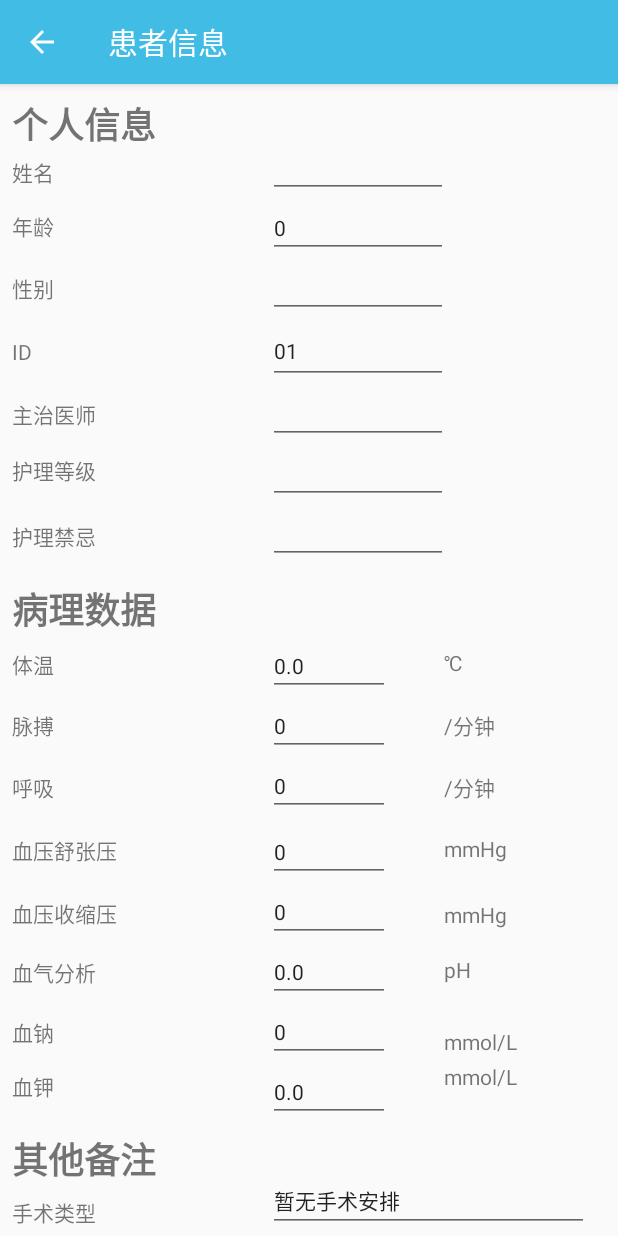
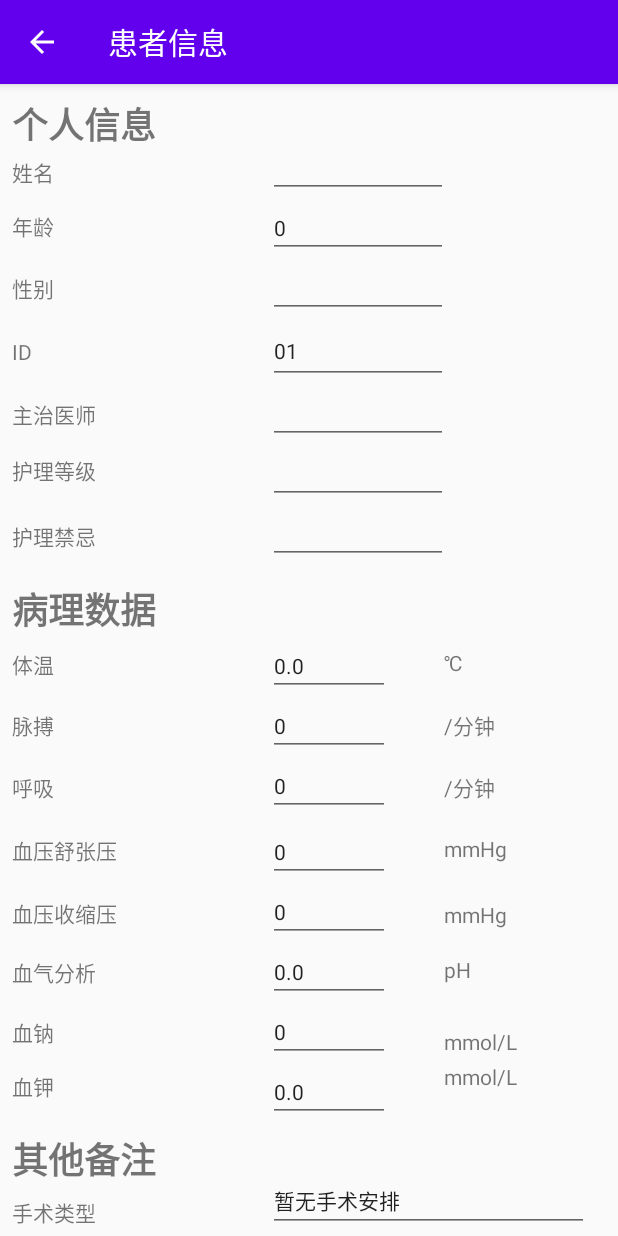
Before and after one commit to OMGCA/MediServer, an Android app: the screen it shows after launch (DisplayPatientActivity), after a tap on "新增", on a phone screen of 412 x 824 dp. Run offline under Robolectric (Android 15) with nearby library versions, the phone set to English and light mode, and no system bars.

```diff
--- a/MediClient/app/src/main/res/layout/activity_display_patient.xml
+++ b/MediClient/app/src/main/res/layout/activity_display_patient.xml
@@ -11,15 +11,15 @@
         android:layout_width="match_parent"
         android:layout_height="wrap_content"
         android:fitsSystemWindows="false"
-        app:backgroundTint="@color/colorPatient"
+        app:backgroundTint="@color/design_default_color_primary"
         android:theme="@style/AppTheme.AppBarOverlay">
 
         <android.support.v7.widget.Toolbar
             android:id="@+id/toolbar"
             android:layout_width="match_parent"
             android:layout_height="?attr/actionBarSize"
-            android:background="@color/colorPatient"
-            app:backgroundTint="@color/colorPatient"
+            android:background="@color/design_default_color_primary"
+            app:backgroundTint="@color/design_default_color_primary"
             app:popupTheme="@style/AppTheme.PopupOverlay" />
 
     </android.support.design.widget.AppBarLayout>
```
Also changed, not shown: MediClient/app/src/main/java/com/xiatstudio/mediclient/MainActivity.java (+14 -10 lines).
